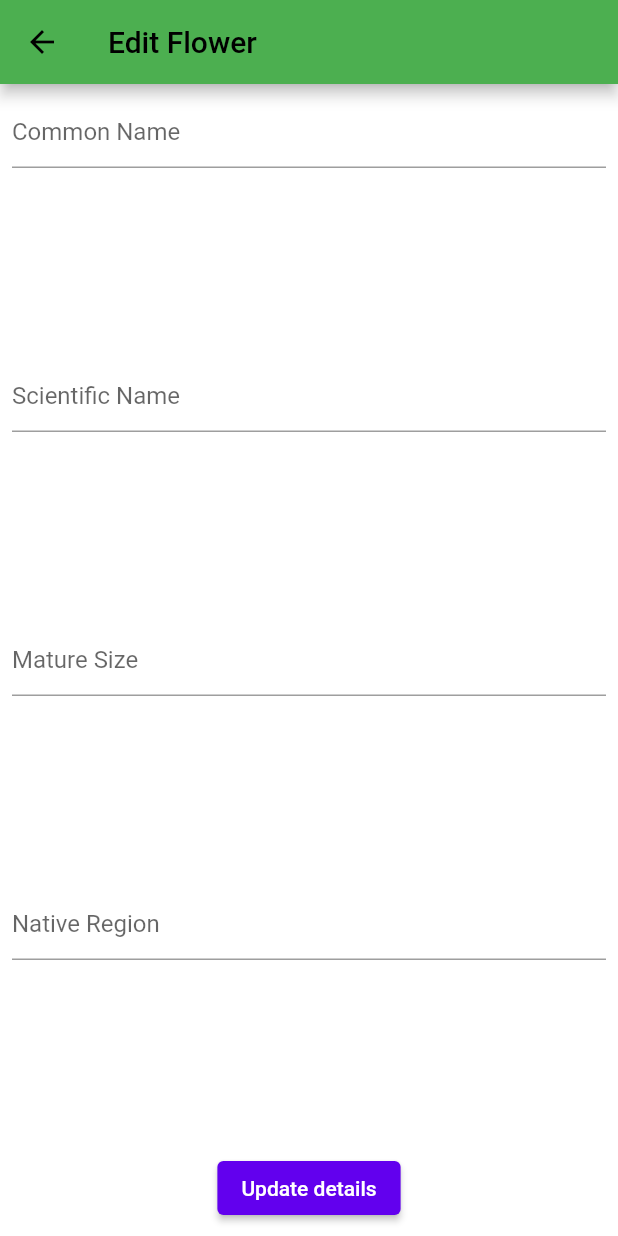
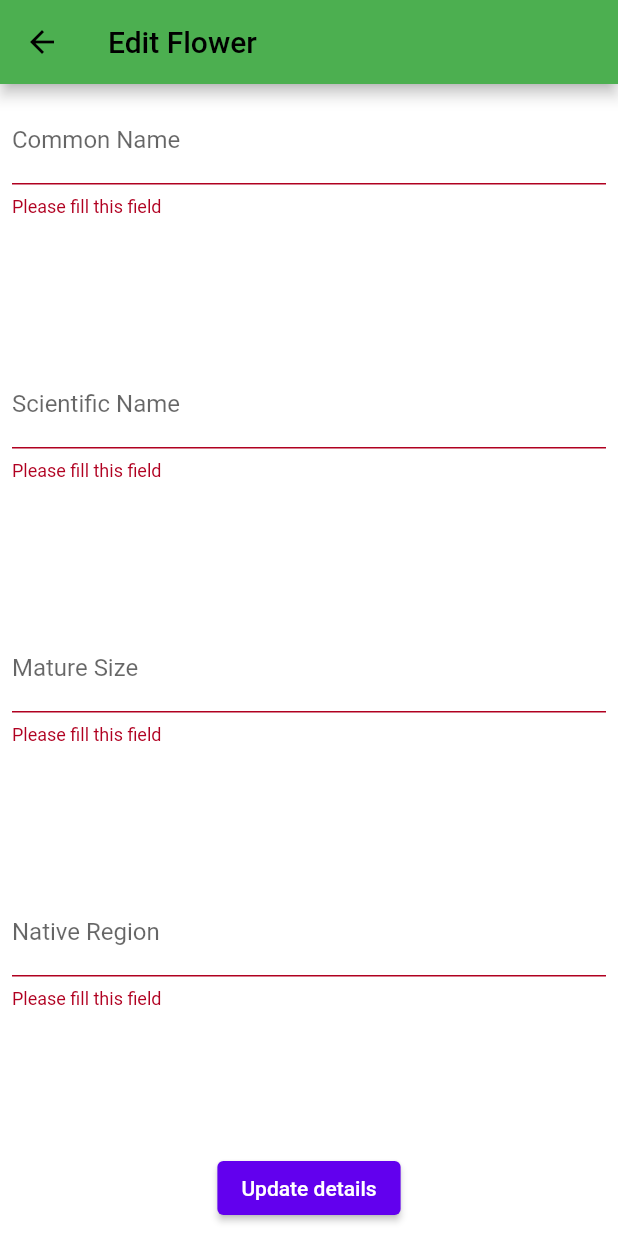
Before and after one commit to RavinduLa/flower_info, a Flutter app: the EditFlower screen opened directly with empty values, after a tap on "Update details", on a phone screen of 412 x 824 dp. Run offline on Flutter 3.47's test engine with Material 2 defaults, Android fonts, the phone set to English and light mode, and no system bars; our stand-ins replace cloud_firestore, firebase_core, firebase_storage, shared_preferences; accounts and stored records are empty; network calls fail.

Commit message:
Added edit flower logic and labels of the edit screen.

```diff
--- a/lib/screens/flowers/edit_flower.dart
+++ b/lib/screens/flowers/edit_flower.dart
@@ -1,3 +1,4 @@
+import 'package:flower_info/api/firebase_api.dart';
 import 'package:flower_info/models/flower_admin_single_view_arguments.dart';
 import 'package:flower_info/models/flower_model_with_id.dart';
 import 'package:flutter/material.dart';
@@ -21,11 +22,10 @@ class _EditFlowerState extends State<EditFlower> {
   final _tempImageLink =
       "https://firebasestorage.googleapis.com/v0/b/flower-info.appspot.com/o/flower_images%2Flotus.jpg?alt=media&token=62c2e541-b42c-4d6a-8681-c3d67d41ea4c";
 
-
-
   @override
   Widget build(BuildContext context) {
-    final args = ModalRoute.of(context)!.settings.arguments as FlowerAdminSingleViewArguments;
+    final args = ModalRoute.of(context)!.settings.arguments
+        as FlowerAdminSingleViewArguments;
     _controllerCommonName.text = args.flowerWithId.commonName;
     _controllerScientificName.text = args.flowerWithId.scientificName;
     _controllerMatureSize.text = args.flowerWithId.matureSize;
@@ -49,14 +49,17 @@ class _EditFlowerState extends State<EditFlower> {
                     }
                     return null;
                   },
-                  decoration: const InputDecoration(hintText: 'Common Name'),
+                  decoration: const InputDecoration(
+                    labelText: 'Common Name',
+                  ),
                 ),
               ),
               Expanded(
                 child: TextFormField(
                   controller: _controllerScientificName,
-                  decoration:
-                      const InputDecoration(hintText: 'Scientific Name'),
+                  decoration: const InputDecoration(
+                    labelText: 'Scientific Name',
+                  ),
                   validator: (value) {
                     if (value == null || value.isEmpty) {
                       return 'Please fill this field';
@@ -68,7 +71,9 @@ class _EditFlowerState extends State<EditFlower> {
               Expanded(
                 child: TextFormField(
                   controller: _controllerMatureSize,
-                  decoration: const InputDecoration(hintText: 'Mature Size'),
+                  decoration: const InputDecoration(
+                    labelText: 'Mature Size',
+                  ),
                   validator: (value) {
                     if (value == null || value.isEmpty) {
                       return 'Please fill this field';
@@ -80,7 +85,9 @@ class _EditFlowerState extends State<EditFlower> {
               Expanded(
                 child: TextFormField(
                   controller: _controllerNativeRegion,
-                  decoration: const InputDecoration(hintText: 'Native Region'),
+                  decoration: const InputDecoration(
+                    labelText: 'Native Region',
+                  ),
                   validator: (value) {
                     if (value == null || value.isEmpty) {
                       return 'Please fill this field';
@@ -90,7 +97,33 @@ class _EditFlowerState extends State<EditFlower> {
                 ),
               ),
               ElevatedButton(
-                onPressed: () {},
+                onPressed: () {
+                  if (_formKey.currentState!.validate()) {
+                    FlowerWithId flowerWithId = FlowerWithId(
+                        documentId: args.flowerWithId.documentId,
+                        commonName: _controllerCommonName.text,
+                        scientificName: _controllerScientificName.text,
+                        matureSize: _controllerMatureSize.text,
+                        nativeRegion: _controllerNativeRegion.text,
+                        imageLink: args.flowerWithId.imageLink);
+
+                    Future<void> result = editFlower(flowerWithId);
+
+                    ScaffoldMessenger.of(context).showSnackBar(
+                      const SnackBar(
+                        content: Text('Processing Data'),
+                      ),
+                    );
+
+                    result.whenComplete(
+                      () => ScaffoldMessenger.of(context).showSnackBar(
+                        const SnackBar(
+                          content: Text('Done'),
+                        ),
+                      ),
+                    );
+                  }
+                },
                 child: const Text('Update details'),
               ),
             ],
@@ -99,4 +132,8 @@ class _EditFlowerState extends State<EditFlower> {
       ),
     );
   }
+
+  Future<void> editFlower(FlowerWithId flowerWithId) {
+    return FirebaseApi.editFlower(flowerWithId);
+  }
 }
```
Also changed, not shown: lib/api/firebase_api.dart (+19 -0 lines).
